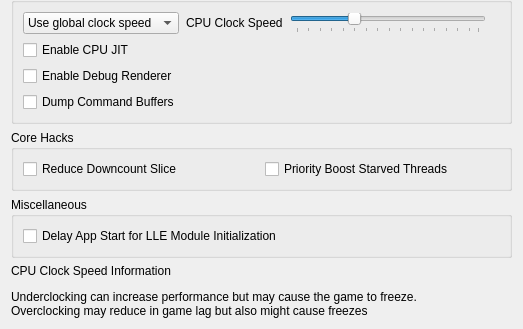
Old version of the form src/citra_qt/configuration/configure_debug.ui in the repository rtiangha/bravely-offline-citra; both pictures show x 0 to 523 and y 223 to 552 of the 523 by 552 pixel window.
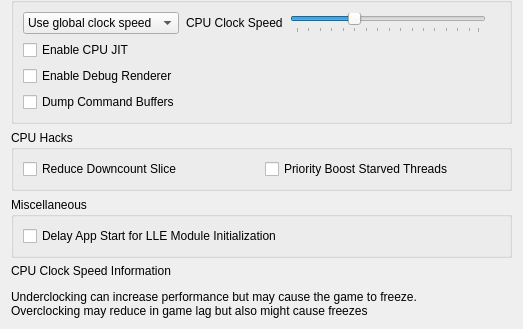
New version of the form.

Patch:
```diff
--- a/src/citra_qt/configuration/configure_debug.ui
+++ b/src/citra_qt/configuration/configure_debug.ui
@@ -236,7 +236,7 @@
    <item>
     <widget class="QGroupBox" name="groupBox_5">
      <property name="title">
-      <string>Core Hacks</string>
+      <string>CPU Hacks</string>
      </property>
      <layout class="QGridLayout" name="gridLayout_3">
       <item row="1" column="0">
```
